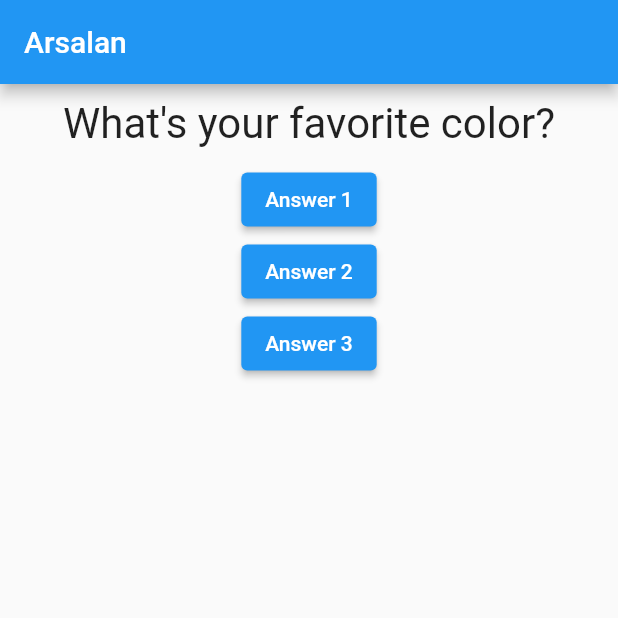
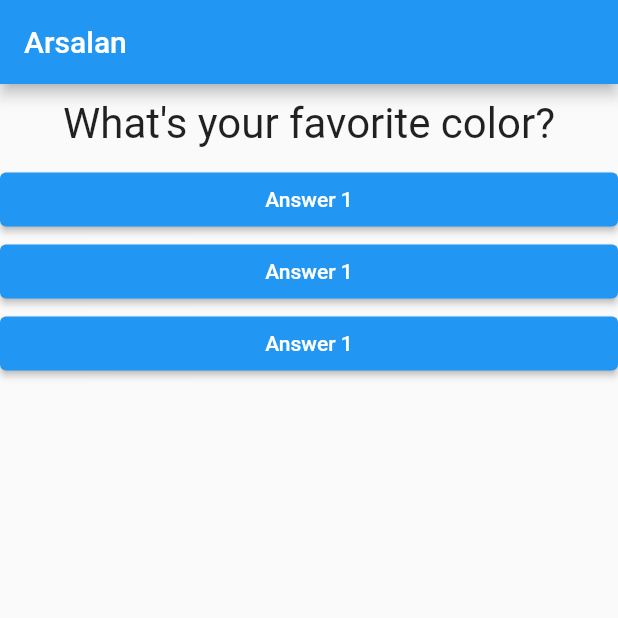
Before and after one commit to MalickArsalan/-Flutter-And-Dart-The-Complete-Guide, a Flutter app: the screen it shows after launch, on a phone screen of 412 x 824 dp, the top half of it. Run offline on Flutter 3.47's test engine with Material 2 defaults, Android fonts, the phone set to English and light mode, and no system bars.

```diff
--- /dev/null
+++ b/2. Flutter Basics/Projects/flutter_complete_guide/lib/answer.dart
@@ -0,0 +1,21 @@
+import 'package:flutter/material.dart';
+
+class Answer extends StatelessWidget {
+  final VoidCallback selectHandler;
+
+  Answer(this.selectHandler);
+
+  @override
+  Widget build(BuildContext context) {
+    return Container(
+      width: double.infinity,
+      child: ElevatedButton(
+        style: ButtonStyle(
+            backgroundColor: MaterialStateProperty.all(Colors.blue),
+            foregroundColor: MaterialStateProperty.all(Colors.white)),
+        child: Text('Answer 1'),
+        onPressed: selectHandler,
+      ),
+    );
+  }
+}
--- a/2. Flutter Basics/Projects/flutter_complete_guide/lib/main.dart
+++ b/2. Flutter Basics/Projects/flutter_complete_guide/lib/main.dart
@@ -1,6 +1,7 @@
 import 'package:flutter/material.dart';
 
 import './question.dart';
+import './answer.dart';
 
 // void main() {
 //   runApp(MyApp());
@@ -40,21 +41,9 @@ class _MyAppState extends State<MyApp> {
               Question(
                 questions[_questionIndex],
               ),
-              ElevatedButton(
-                child: Text('Answer 1'),
-                onPressed: _answerQuestion,
-              ),
-              ElevatedButton(
-                child: Text('Answer 2'),
-                onPressed: () => print('Answer 2 chosen!'),
-              ),
-              ElevatedButton(
-                child: Text('Answer 3'),
-                onPressed: () {
-                  // ...
-                  print('Answer 3 chosen!');
-                },
-              ),
+              Answer(_answerQuestion),
+              Answer(_answerQuestion),
+              Answer(_answerQuestion),
             ],
           )),
     );
```
